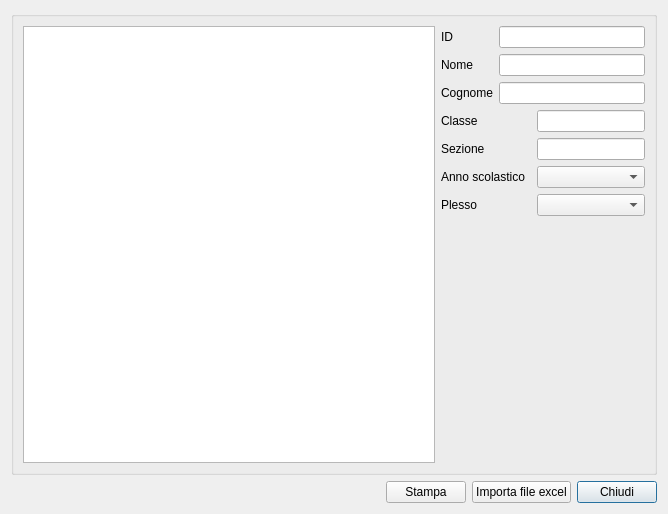
kratos83/diploma, file src/ui/alunni.ui: the form before one commit.
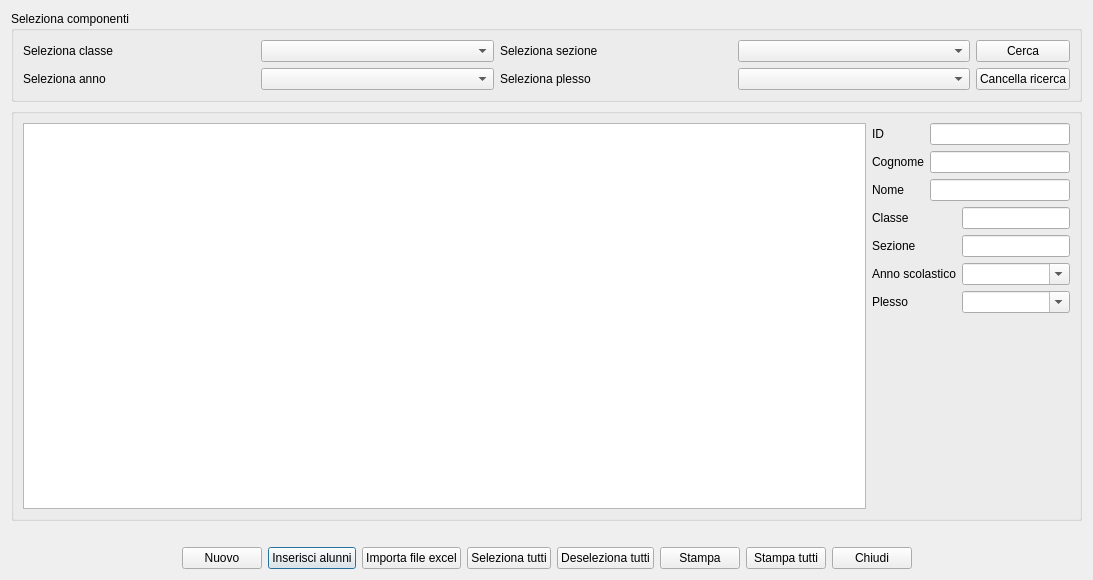
The form after the commit. Icons and pictures are not drawn.

The edit to the form file:
```diff
--- a/src/ui/alunni.ui
+++ b/src/ui/alunni.ui
@@ -6,28 +6,37 @@
    <rect>
     <x>0</x>
     <y>0</y>
-    <width>668</width>
-    <height>514</height>
+    <width>1093</width>
+    <height>580</height>
    </rect>
   </property>
   <property name="windowTitle">
    <string>Dialog</string>
   </property>
   <layout class="QGridLayout" name="gridLayout">
-   <item row="1" column="0">
-    <spacer name="horizontalSpacer">
-     <property name="orientation">
-      <enum>Qt::Horizontal</enum>
+   <item row="3" column="2">
+    <widget class="QPushButton" name="ins_alu">
+     <property name="text">
+      <string>Inserisci alunni</string>
      </property>
-     <property name="sizeHint" stdset="0">
-      <size>
-       <width>40</width>
-       <height>20</height>
-      </size>
+     <property name="icon">
+      <iconset resource="../images.qrc">
+       <normaloff>:/images/system-users.png</normaloff>:/images/system-users.png</iconset>
      </property>
-    </spacer>
+    </widget>
    </item>
-   <item row="1" column="3">
+   <item row="3" column="4">
+    <widget class="QPushButton" name="sel_tutti">
+     <property name="text">
+      <string>Seleziona tutti</string>
+     </property>
+     <property name="icon">
+      <iconset resource="../images.qrc">
+       <normaloff>:/images/select_all.png</normaloff>:/images/select_all.png</iconset>
+     </property>
+    </widget>
+   </item>
+   <item row="3" column="8">
     <widget class="QPushButton" name="chiudi">
      <property name="text">
       <string>Chiudi</string>
@@ -38,7 +47,7 @@
      </property>
     </widget>
    </item>
-   <item row="1" column="1">
+   <item row="3" column="6">
     <widget class="QPushButton" name="stampa">
      <property name="text">
       <string>Stampa</string>
@@ -49,7 +58,31 @@
      </property>
     </widget>
    </item>
-   <item row="1" column="2">
+   <item row="3" column="0">
+    <spacer name="horizontalSpacer">
+     <property name="orientation">
+      <enum>Qt::Horizontal</enum>
+     </property>
+     <property name="sizeHint" stdset="0">
+      <size>
+       <width>40</width>
+       <height>20</height>
+      </size>
+     </property>
+    </spacer>
+   </item>
+   <item row="3" column="1">
+    <widget class="QPushButton" name="nuovo">
+     <property name="text">
+      <string>Nuovo</string>
+     </property>
+     <property name="icon">
+      <iconset resource="../images.qrc">
+       <normaloff>:/images/dialog-ok-apply.png</normaloff>:/images/dialog-ok-apply.png</iconset>
+     </property>
+    </widget>
+   </item>
+   <item row="3" column="3">
     <widget class="QPushButton" name="excel">
      <property name="text">
       <string>Importa file excel</string>
@@ -60,7 +93,7 @@
      </property>
     </widget>
    </item>
-   <item row="0" column="0" colspan="4">
+   <item row="1" column="0" colspan="10">
     <widget class="QGroupBox" name="groupBox">
      <property name="title">
       <string/>
@@ -76,33 +109,20 @@
         </property>
        </widget>
       </item>
-      <item row="0" column="2" colspan="3">
-       <widget class="QLineEdit" name="id">
-        <property name="readOnly">
-         <bool>true</bool>
-        </property>
-       </widget>
-      </item>
       <item row="1" column="1">
        <widget class="QLabel" name="label">
         <property name="text">
-         <string>Nome</string>
+         <string>Cognome</string>
         </property>
        </widget>
       </item>
-      <item row="1" column="2" colspan="3">
-       <widget class="QLineEdit" name="nome"/>
-      </item>
       <item row="2" column="1">
        <widget class="QLabel" name="label_2">
         <property name="text">
-         <string>Cognome</string>
+         <string>Nome</string>
         </property>
        </widget>
       </item>
-      <item row="2" column="2" colspan="3">
-       <widget class="QLineEdit" name="cognome"/>
-      </item>
       <item row="3" column="1">
        <widget class="QLabel" name="label_4">
         <property name="text">
@@ -110,9 +130,6 @@
         </property>
        </widget>
       </item>
-      <item row="3" column="3" colspan="2">
-       <widget class="QLineEdit" name="classe"/>
-      </item>
       <item row="4" column="1">
        <widget class="QLabel" name="label_5">
         <property name="text">
@@ -120,9 +137,6 @@
         </property>
        </widget>
       </item>
-      <item row="4" column="3" colspan="2">
-       <widget class="QLineEdit" name="sezione"/>
-      </item>
       <item row="5" column="1" colspan="2">
        <widget class="QLabel" name="label_6">
         <property name="text">
@@ -150,23 +164,177 @@
         </property>
        </spacer>
       </item>
-      <item row="6" column="3" colspan="2">
-       <widget class="QComboBox" name="plesso">
-        <property name="editable">
-         <bool>false</bool>
+      <item row="0" column="2" colspan="4">
+       <widget class="QLineEdit" name="id">
+        <property name="readOnly">
+         <bool>true</bool>
         </property>
        </widget>
       </item>
-      <item row="5" column="3" colspan="2">
+      <item row="1" column="2" colspan="4">
+       <widget class="QLineEdit" name="nome"/>
+      </item>
+      <item row="2" column="2" colspan="4">
+       <widget class="QLineEdit" name="cognome"/>
+      </item>
+      <item row="3" column="3" colspan="3">
+       <widget class="QLineEdit" name="classe"/>
+      </item>
+      <item row="4" column="3" colspan="3">
+       <widget class="QLineEdit" name="sezione"/>
+      </item>
+      <item row="5" column="3" colspan="3">
        <widget class="QComboBox" name="anno">
         <property name="editable">
-         <bool>false</bool>
+         <bool>true</bool>
         </property>
        </widget>
       </item>
+      <item row="6" column="3" colspan="3">
+       <widget class="QComboBox" name="plesso">
+        <property name="editable">
+         <bool>true</bool>
+        </property>
+       </widget>
+      </item>
      </layout>
     </widget>
    </item>
+   <item row="3" column="9">
+    <spacer name="horizontalSpacer_2">
+     <property name="orientation">
+      <enum>Qt::Horizontal</enum>
+     </property>
+     <property name="sizeHint" stdset="0">
+      <size>
+       <width>40</width>
+       <height>20</height>
+      </size>
+     </property>
+    </spacer>
+   </item>
+   <item row="0" column="0" colspan="10">
+    <widget class="QGroupBox" name="groupBox_2">
+     <property name="title">
+      <string>Seleziona componenti</string>
+     </property>
+     <layout class="QGridLayout" name="gridLayout_4">
+      <item row="0" column="0">
+       <layout class="QGridLayout" name="gridLayout_3">
+        <item row="0" column="0">
+         <widget class="QLabel" name="label_8">
+          <property name="text">
+           <string>Seleziona classe</string>
+          </property>
+         </widget>
+        </item>
+        <item row="0" column="1">
+         <widget class="QComboBox" name="comboBox"/>
+        </item>
+        <item row="0" column="4">
+         <widget class="QPushButton" name="cerca">
+          <property name="sizePolicy">
+           <sizepolicy hsizetype="Fixed" vsizetype="Fixed">
+            <horstretch>0</horstretch>
+            <verstretch>0</verstretch>
+           </sizepolicy>
+          </property>
+          <property name="maximumSize">
+           <size>
+            <width>124</width>
+            <height>16777215</height>
+           </size>
+          </property>
+          <property name="text">
+           <string>Cerca</string>
+          </property>
+          <property name="icon">
+           <iconset resource="../images.qrc">
+            <normaloff>:/images/document-preview.png</normaloff>:/images/document-preview.png</iconset>
+          </property>
+         </widget>
+        </item>
+        <item row="1" column="0">
+         <widget class="QLabel" name="label_10">
+          <property name="text">
+           <string>Seleziona anno</string>
+          </property>
+         </widget>
+        </item>
+        <item row="1" column="2">
+         <widget class="QLabel" name="label_11">
+          <property name="text">
+           <string>Seleziona plesso</string>
+          </property>
+         </widget>
+        </item>
+        <item row="0" column="3">
+         <widget class="QComboBox" name="comboBox_2"/>
+        </item>
+        <item row="1" column="4">
+         <widget class="QPushButton" name="cancella">
+          <property name="sizePolicy">
+           <sizepolicy hsizetype="Fixed" vsizetype="Fixed">
+            <horstretch>0</horstretch>
+            <verstretch>0</verstretch>
+           </sizepolicy>
+          </property>
+          <property name="text">
+           <string>Cancella ricerca</string>
+          </property>
+          <property name="icon">
+           <iconset resource="../images.qrc">
+            <normaloff>:/images/edit-delete.png</normaloff>:/images/edit-delete.png</iconset>
+          </property>
+         </widget>
+        </item>
+        <item row="1" column="1">
+         <widget class="QComboBox" name="comboBox_3"/>
+        </item>
+        <item row="1" column="3">
+         <widget class="QComboBox" name="comboBox_4"/>
+        </item>
+        <item row="0" column="2">
+         <widget class="QLabel" name="label_9">
+          <property name="text">
+           <string>Seleziona sezione</string>
+          </property>
+         </widget>
+        </item>
+       </layout>
+      </item>
+     </layout>
+    </widget>
+   </item>
+   <item row="3" column="5">
+    <widget class="QPushButton" name="del_tutti">
+     <property name="text">
+      <string>Deseleziona tutti</string>
+     </property>
+     <property name="icon">
+      <iconset resource="../images.qrc">
+       <normaloff>:/images/clean.png</normaloff>:/images/clean.png</iconset>
+     </property>
+    </widget>
+   </item>
+   <item row="2" column="0" colspan="10">
+    <widget class="QLabel" name="labelInviata">
+     <property name="text">
+      <string/>
+     </property>
+    </widget>
+   </item>
+   <item row="3" column="7">
+    <widget class="QPushButton" name="stampa_tutti">
+     <property name="text">
+      <string>Stampa tutti</string>
+     </property>
+     <property name="icon">
+      <iconset resource="../images.qrc">
+       <normaloff>:/images/document-print.png</normaloff>:/images/document-print.png</iconset>
+     </property>
+    </widget>
+   </item>
   </layout>
  </widget>
  <tabstops>
```
Left out of the diff: 4 changed lines with no effect on the pictures.
